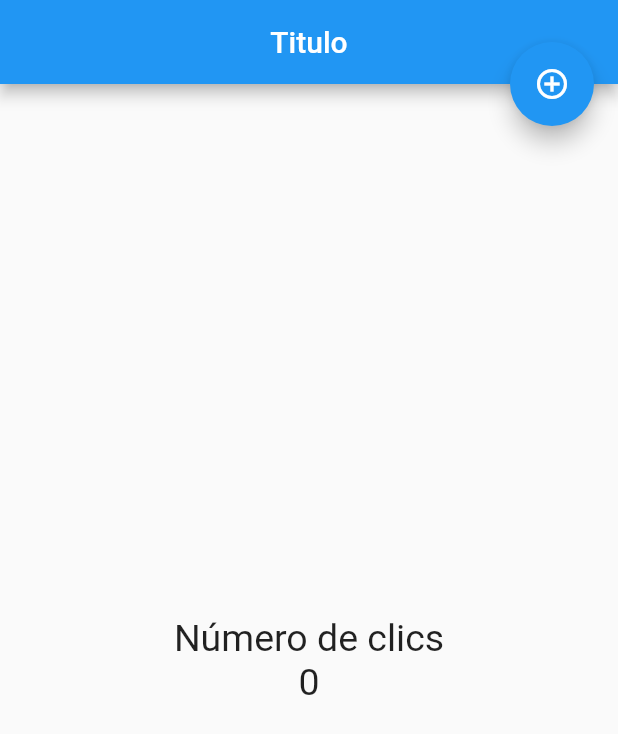
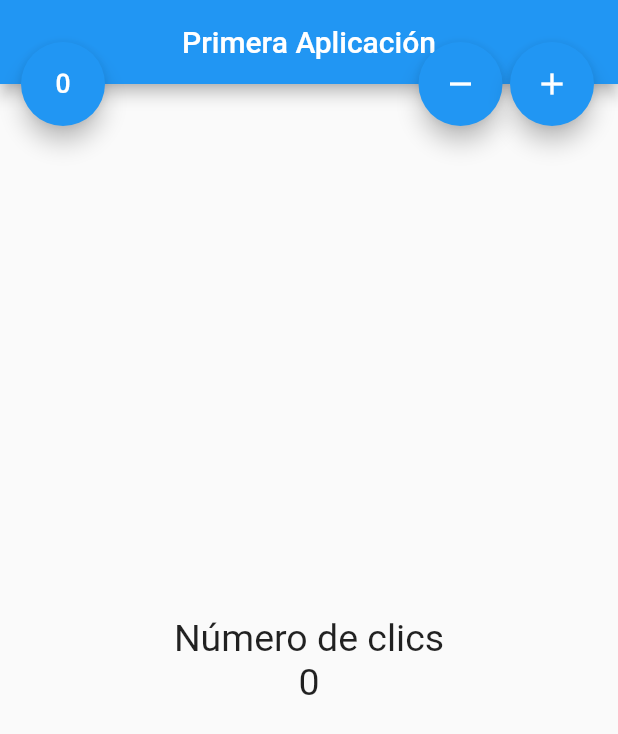
Before and after one commit to RodrigoScott/Flutter1, a Flutter app: the screen it shows after launch, on a phone screen of 412 x 824 dp. Shown: the top 734 px of the screen. Run offline on Flutter 3.47's test engine with Material 2 defaults, Android fonts, the phone set to English and light mode, and no system bars.

Commit message:
finish project whit functional buttons

```diff
--- a/primero/lib/src/app.dart
+++ b/primero/lib/src/app.dart
@@ -9,13 +9,17 @@ import 'package:primero/src/pages/contador_page.dart';
 class MyApp extends StatelessWidget {
 
   @override
-  Widget build(BuildContext context) {
+  Widget build(context) {
 
     return MaterialApp(
       debugShowCheckedModeBanner: false,
+      //initialRoute: 'ContadorPage',
+      //routes: {
+        //'ContadorPage': (BuildContext Context) => ContadorPage()
+      //},
 
       home: Center(
-        //child: HomePage(),
+        // child: HomePage(),
         child: ContadorPage(),
       ),
     );
--- a/primero/lib/src/pages/contador_page.dart
+++ b/primero/lib/src/pages/contador_page.dart
@@ -22,7 +22,7 @@ class _ContadorPageState extends State<ContadorPage> {
       return Scaffold(
 
         appBar: AppBar(
-          title: Text('Titulo'),
+          title: Text('Primera Aplicación'),
           centerTitle: true,
         ),
         body: Center(
@@ -35,23 +35,37 @@ class _ContadorPageState extends State<ContadorPage> {
           ),
         ),
         floatingActionButtonLocation: FloatingActionButtonLocation.endTop,
-        floatingActionButton: FloatingActionButton(
-          child: Icon(Icons.add_circle_outline),
-          onPressed: () {
-            //print('Hola mundo');
-
-            setState(() {
-              _cont++;
-
-            });
-          },
-
-        ),
+        floatingActionButton: _crearBoton(),
 
       );
     }
 
+  Widget _crearBoton() {
 
+    return Row(
+      mainAxisAlignment: MainAxisAlignment.end,
+      children: <Widget>[
+        SizedBox(width: 30),
+        FloatingActionButton( child: Icon(Icons.exposure_zero ), onPressed: _reset ),
+        Expanded(child: SizedBox()),
+        FloatingActionButton( child: Icon(Icons.remove ), onPressed: _sustraer ),
+        SizedBox( width: 5.0 ),
+        FloatingActionButton( child: Icon(Icons.add ), onPressed: _agregar ),
+      ],
+    );
 
+  }
+
+  void _agregar() {
+    setState(() => _cont++ );
+  }
+
+  void _sustraer() {
+    setState(() => _cont-- );
+  }
+
+  void _reset() {
+    setState(() => _cont = 0 );
+  }
 
 }
--- a/primero/lib/src/pages/home_page.dart
+++ b/primero/lib/src/pages/home_page.dart
@@ -15,7 +15,7 @@ class HomePage extends StatelessWidget{
     return Scaffold(
 
       appBar: AppBar(
-        title: Text('Titulo'),
+        title: Text('Primera Aplicación'),
         centerTitle: true,
       ),
       body: Center(
```
Also changed, not shown: primero/lib/main.dart (+5 -9 lines).
